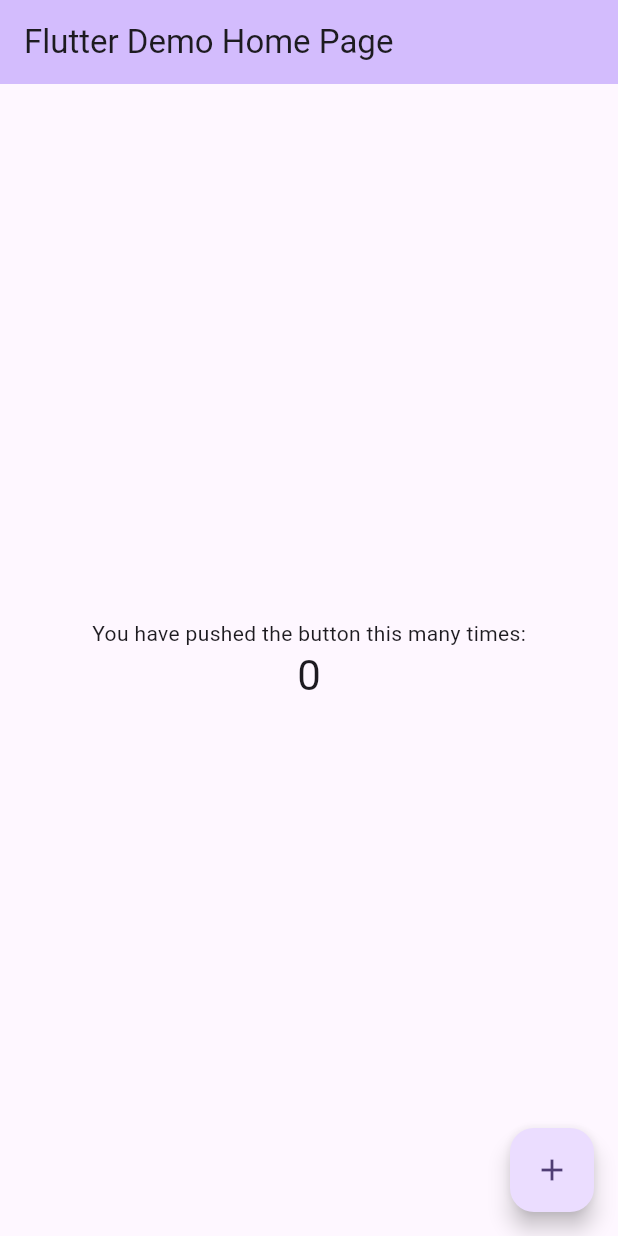
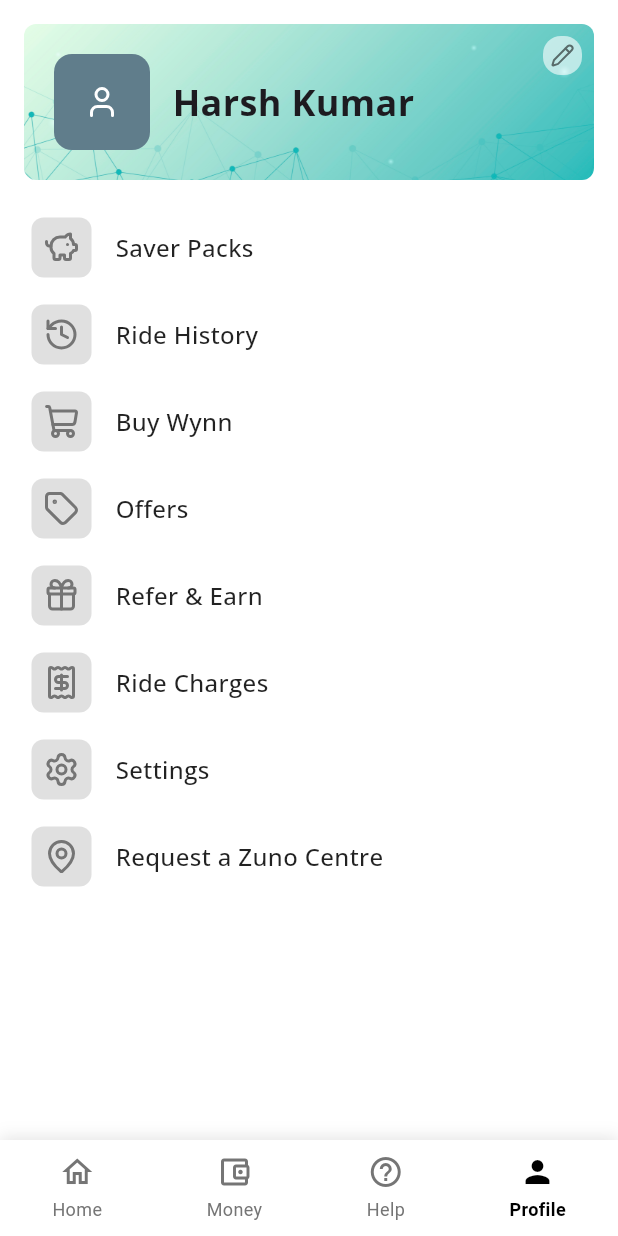
Before and after one commit to Syed-Abdullah-G/zuno, a Flutter app: the screen it shows after launch, on a phone screen of 412 x 824 dp. Run offline on Flutter 3.47's test engine with Material 3 defaults, Android fonts, the phone set to English and light mode, and no system bars; our stand-ins replace google_fonts, lucide_icons.

Commit message:
help and profile screen

```diff
--- a/zuno_app/lib/main.dart
+++ b/zuno_app/lib/main.dart
@@ -1,4 +1,8 @@
 import 'package:flutter/material.dart';
+import 'package:zuno_app/screens/help_screen.dart';
+import 'package:zuno_app/screens/profile_screen.dart';
+
+import 'widgets/bottom_navigation_bar.dart';
 
 void main() {
   runApp(const MyApp());
@@ -7,116 +11,14 @@ void main() {
 class MyApp extends StatelessWidget {
   const MyApp({super.key});
 
-  // This widget is the root of your application.
   @override
   Widget build(BuildContext context) {
     return MaterialApp(
-      title: 'Flutter Demo',
+      home: bottomNavigationScreen(),
       theme: ThemeData(
-        // This is the theme of your application.
-        //
-        // TRY THIS: Try running your application with "flutter run". You'll see
-        // the application has a purple toolbar. Then, without quitting the app,
-        // try changing the seedColor in the colorScheme below to Colors.green
-        // and then invoke "hot reload" (save your changes or press the "hot
-        // reload" button in a Flutter-supported IDE, or press "r" if you used
-        // the command line to start the app).
-        //
-        // Notice that the counter didn't reset back to zero; the application
-        // state is not lost during the reload. To reset the state, use hot
-        // restart instead.
-        //
-        // This works for code too, not just values: Most code changes can be
-        // tested with just a hot reload.
-        colorScheme: ColorScheme.fromSeed(seedColor: Colors.deepPurple),
+        scaffoldBackgroundColor: Colors.white,
+        appBarTheme: AppBarTheme(color: Colors.white, surfaceTintColor: Colors.white),
       ),
-      home: const MyHomePage(title: 'Flutter Demo Home Page'),
     );
   }
 }
-
-class MyHomePage extends StatefulWidget {
-  const MyHomePage({super.key, required this.title});
-
-  // This widget is the home page of your application. It is stateful, meaning
-  // that it has a State object (defined below) that contains fields that affect
-  // how it looks.
-
-  // This class is the configuration for the state. It holds the values (in this
-  // case the title) provided by the parent (in this case the App widget) and
-  // used by the build method of the State. Fields in a Widget subclass are
-  // always marked "final".
-
-  final String title;
-
-  @override
-  State<MyHomePage> createState() => _MyHomePageState();
-}
-
-class _MyHomePageState extends State<MyHomePage> {
-  int _counter = 0;
-
-  void _incrementCounter() {
-    setState(() {
-      // This call to setState tells the Flutter framework that something has
-      // changed in this State, which causes it to rerun the build method below
-      // so that the display can reflect the updated values. If we changed
-      // _counter without calling setState(), then the build method would not be
-      // called again, and so nothing would appear to happen.
-      _counter++;
-    });
-  }
-
-  @override
-  Widget build(BuildContext context) {
-    // This method is rerun every time setState is called, for instance as done
-    // by the _incrementCounter method above.
-    //
-    // The Flutter framework has been optimized to make rerunning build methods
-    // fast, so that you can just rebuild anything that needs updating rather
-    // than having to individually change instances of widgets.
-    return Scaffold(
-      appBar: AppBar(
-        // TRY THIS: Try changing the color here to a specific color (to
-        // Colors.amber, perhaps?) and trigger a hot reload to see the AppBar
-        // change color while the other colors stay the same.
-        backgroundColor: Theme.of(context).colorScheme.inversePrimary,
-        // Here we take the value from the MyHomePage object that was created by
-        // the App.build method, and use it to set our appbar title.
-        title: Text(widget.title),
-      ),
-      body: Center(
-        // Center is a layout widget. It takes a single child and positions it
-        // in the middle of the parent.
-        child: Column(
-          // Column is also a layout widget. It takes a list of children and
-          // arranges them vertically. By default, it sizes itself to fit its
-          // children horizontally, and tries to be as tall as its parent.
-          //
-          // Column has various properties to control how it sizes itself and
-          // how it positions its children. Here we use mainAxisAlignment to
-          // center the children vertically; the main axis here is the vertical
-          // axis because Columns are vertical (the cross axis would be
-          // horizontal).
-          //
-          // TRY THIS: Invoke "debug painting" (choose the "Toggle Debug Paint"
-          // action in the IDE, or press "p" in the console), to see the
-          // wireframe for each widget.
-          mainAxisAlignment: MainAxisAlignment.center,
-          children: <Widget>[
-            const Text('You have pushed the button this many times:'),
-            Text(
-              '$_counter',
-              style: Theme.of(context).textTheme.headlineMedium,
-            ),
-          ],
-        ),
-      ),
-      floatingActionButton: FloatingActionButton(
-        onPressed: _incrementCounter,
-        tooltip: 'Increment',
-        child: const Icon(Icons.add),
-      ), // This trailing comma makes auto-formatting nicer for build methods.
-    );
-  }
-}
--- /dev/null
+++ b/zuno_app/lib/screens/help_screen.dart
@@ -0,0 +1,87 @@
+import 'package:flutter/material.dart';
+import 'package:google_fonts/google_fonts.dart';
+import 'package:lucide_icons/lucide_icons.dart';
+
+class HelpScreen extends StatefulWidget {
+  const HelpScreen({super.key});
+
+  @override
+  State<HelpScreen> createState() => _HelpScreenState();
+}
+
+class _HelpScreenState extends State<HelpScreen> {
+  @override
+  Widget build(BuildContext context) {
+    return Scaffold(
+      appBar: AppBar(
+        title: Text("Help & Support", style: GoogleFonts.openSans(fontWeight: FontWeight.bold)),
+      ),
+      body: SingleChildScrollView(
+        child: Padding(
+          padding: const EdgeInsets.all(16.0),
+          child: Column(
+            mainAxisAlignment: MainAxisAlignment.start,
+            crossAxisAlignment: CrossAxisAlignment.start,
+            children: [
+              Container(
+                height: 40,
+                width: double.infinity,
+                decoration: BoxDecoration(
+                  border: Border.all(color: Colors.black.withOpacity(0.1)),
+                  borderRadius: BorderRadius.circular(5),
+                ),
+                child: Padding(
+                  padding: const EdgeInsets.all(10.0),
+                  child: Row(
+                    children: [
+                      Icon(LucideIcons.search, size: 16, color: Colors.black.withOpacity(0.3)),
+                      SizedBox(width: 5),
+                      Text("Search your query here", style: TextStyle(color: Colors.black.withOpacity(0.3))),
+                    ],
+                  ),
+                ),
+              ),
+              SizedBox(height: 10),
+              Container(
+                height: 50,
+                width: double.infinity,
+                decoration: BoxDecoration(
+                  border: Border.all(color: Colors.black.withOpacity(0.1)),
+                  borderRadius: BorderRadius.circular(5),
+                ),
+                child: Padding(
+                  padding: EdgeInsets.all(10.0),
+                  child: Row(
+                    children: [
+                      Icon(LucideIcons.messagesSquare),
+                      SizedBox(width: 10),
+                      Text("Chat with us", style: GoogleFonts.openSans(fontSize: 15, fontWeight: FontWeight.bold)),
+                      Spacer(flex: 1),
+                      Icon(Icons.arrow_forward_ios, size: 15),
+                    ],
+                  ),
+                ),
+              ),
+              SizedBox(height: 15),
+              Text("Help By Category", style: GoogleFonts.openSans(fontSize: 20, fontWeight: FontWeight.bold)),
+              SizedBox(height: 15),
+              //grid categories
+              GridView.count(physics: NeverScrollableScrollPhysics(), shrinkWrap: true, primary: false, crossAxisSpacing: 20, mainAxisSpacing: 10, crossAxisCount: 2, childAspectRatio: 1.4, children: <Widget>[buildCustomGridBox("Ride and Fare"), buildCustomGridBox("Account and Zuno Money Related"), buildCustomGridBox("Report misuse"), buildCustomGridBox("Referring Zuno to friends"), buildCustomGridBox("Safety and security"), buildCustomGridBox("Rentals"), buildCustomGridBox("Yulu Coins")]),
+            ],
+          ),
+        ),
+      ),
+    );
+  }
+}
+
+Widget buildCustomGridBox(String label, [VoidCallback? onPressed]) {
+  return Container(
+    padding: const EdgeInsets.all(8),
+    decoration: BoxDecoration(
+      border: Border.all(color: Colors.black.withOpacity(0.1)),
+      borderRadius: BorderRadius.circular(5),
+    ),
+    child: Align(alignment: Alignment.centerLeft, child: Text(label)),
+  );
+}
--- /dev/null
+++ b/zuno_app/lib/screens/profile_screen.dart
@@ -0,0 +1,129 @@
+import 'package:flutter/material.dart';
+import 'package:google_fonts/google_fonts.dart';
+import 'package:lucide_icons/lucide_icons.dart';
+
+class ProfileScreen extends StatefulWidget {
+  const ProfileScreen({super.key});
+
+  @override
+  State<ProfileScreen> createState() => _ProfileScreenState();
+}
+
+class _ProfileScreenState extends State<ProfileScreen> {
+  @override
+  Widget build(BuildContext context) {
+    return Scaffold(
+      body: SafeArea(
+        child: Padding(
+          padding: const EdgeInsets.all(16.0),
+          child: Column(
+            children: [
+              Container(
+                decoration: BoxDecoration(
+                  borderRadius: BorderRadius.circular(8),
+                  image: DecorationImage(image: AssetImage("assets/profile_card_background.jpg"), fit: BoxFit.cover),
+                ),
+                child: Stack(
+                  children: [
+                    Padding(
+                      padding: const EdgeInsets.all(20.0),
+                      child: Row(
+                        children: [
+                          Container(
+                            decoration: BoxDecoration(color: Colors.blueGrey, borderRadius: BorderRadius.circular(12)),
+                            padding: const EdgeInsets.all(20.0),
+                            child: Icon(LucideIcons.user, color: Colors.white),
+                          ),
+                          SizedBox(width: 15),
+                          Expanded(
+                            child: Text("Harsh Kumar", style: GoogleFonts.openSans(fontSize: 24, fontWeight: FontWeight.bold)),
+                          ),
+                        ],
+                      ),
+                    ),
+
+                    // Positioned Edit Icon
+                    Positioned(
+                      top: 8,
+                      right: 8,
+                      child: Container(
+                        decoration: BoxDecoration(color: Colors.white60, borderRadius: BorderRadius.circular(12)),
+                        padding: const EdgeInsets.all(5.0),
+                        child: Icon(LucideIcons.pencil, color: Colors.black54, size: 16),
+                      ),
+                    ),
+                  ],
+                ),
+              ),
+              SizedBox(height: 20),
+              MenuTile(icon: LucideIcons.piggyBank, title: "Saver Packs"),
+              MenuTile(icon: LucideIcons.history, title: "Ride History"),
+              MenuTile(icon: LucideIcons.shoppingCart, title: "Buy Wynn"),
+              MenuTile(icon: LucideIcons.tag, title: "Offers"),
+              MenuTile(icon: LucideIcons.gift, title: "Refer & Earn"),
+              MenuTile(icon: LucideIcons.receipt, title: "Ride Charges"),
+              MenuTile(icon: LucideIcons.settings, title: "Settings"),
+              MenuTile(icon: LucideIcons.mapPin, title: "Request a Zuno Centre"),
+            ],
+          ),
+        ),
+      ),
+    );
+  }
+}
+
+class MenuTile extends StatelessWidget {
+  final IconData icon;
+  final String title;
+  final String? badge;
+  final VoidCallback? onTap;
+  final Color? iconColor;
+  final Color? backgroundColor;
+
+  const MenuTile({Key? key, required this.icon, required this.title, this.badge, this.onTap, this.iconColor, this.backgroundColor}) : super(key: key);
+
+  @override
+  Widget build(BuildContext context) {
+    return Container(
+      margin: const EdgeInsets.only(bottom: 8),
+      child: Material(
+        color: backgroundColor ?? Colors.white,
+        borderRadius: BorderRadius.circular(12),
+        child: InkWell(
+          onTap: onTap,
+          borderRadius: BorderRadius.circular(12),
+          child: Container(
+            padding: const EdgeInsets.symmetric(horizontal: 5, vertical: 5),
+            child: Row(
+              children: [
+                Container(
+                  padding: EdgeInsets.all(8),
+                  decoration: BoxDecoration(borderRadius: BorderRadius.circular(8), color: Colors.black12),
+
+                  child: Icon(icon, size: 24, color: iconColor ?? Colors.grey[600]),
+                ),
+                const SizedBox(width: 16),
+                Expanded(
+                  child: Text(
+                    title,
+                    style: GoogleFonts.openSans(fontSize: 16, fontWeight: FontWeight.w500, color: Colors.black87),
+                  ),
+                ),
+                if (badge != null) ...[
+                  Container(
+                    padding: const EdgeInsets.symmetric(horizontal: 8, vertical: 4),
+                    decoration: BoxDecoration(color: Colors.red, borderRadius: BorderRadius.circular(12)),
+                    child: Text(
+                      badge!,
+                      style: TextStyle(color: Colors.white, fontSize: 12, fontWeight: FontWeight.w600),
+                    ),
+                  ),
+                ],
+              ],
+            ),
+          ),
+        ),
+      ),
+    );
+  }
+}
--- /dev/null
+++ b/zuno_app/lib/widgets/bottom_navigation_bar.dart
@@ -0,0 +1,96 @@
+import 'package:flutter/material.dart';
+import 'package:zuno_app/screens/help_screen.dart';
+import 'package:zuno_app/screens/profile_screen.dart';
+
+class CustomBottomNavigationBar extends StatelessWidget {
+  final int currentIndex;
+  final Function(int) onTap;
+
+  const CustomBottomNavigationBar({Key? key, required this.currentIndex, required this.onTap}) : super(key: key);
+
+  @override
+  Widget build(BuildContext context) {
+    return Container(
+      decoration: BoxDecoration(
+        color: Colors.white,
+        boxShadow: [BoxShadow(color: Colors.black.withOpacity(0.1), blurRadius: 8, offset: const Offset(0, -2))],
+      ),
+      child: SafeArea(
+        child: Container(
+          height: 64,
+          child: Row(
+            mainAxisAlignment: MainAxisAlignment.spaceAround,
+            children: [
+              _buildNavItem(icon: Icons.home_outlined, activeIcon: Icons.home, label: "Home", index: 0),
+              _buildNavItem(icon: Icons.account_balance_wallet_outlined, activeIcon: Icons.account_balance_wallet, label: "Money", index: 1),
+              _buildNavItem(icon: Icons.help_outline, activeIcon: Icons.help, label: "Help", index: 2),
+              _buildNavItem(icon: Icons.person_outline, activeIcon: Icons.person, label: "Profile", index: 3),
+            ],
+          ),
+        ),
+      ),
+    );
+  }
+
+  Widget _buildNavItem({required IconData icon, required IconData activeIcon, required String label, required int index}) {
+    final isActive = currentIndex == index;
+
+    return GestureDetector(
+      onTap: () => onTap(index),
+      child: Container(
+        padding: const EdgeInsets.symmetric(vertical: 8),
+        child: Column(
+          mainAxisSize: MainAxisSize.min,
+          children: [
+            Icon(isActive ? activeIcon : icon, size: 24, color: isActive ? Colors.black : Colors.grey[600]),
+            const SizedBox(height: 4),
+            Text(
+              label,
+              style: TextStyle(fontSize: 12, color: isActive ? Colors.black : Colors.grey[600], fontWeight: isActive ? FontWeight.w600 : FontWeight.w400),
+            ),
+          ],
+        ),
+      ),
+    );
+  }
+}
+
+class bottomNavigationScreen extends StatefulWidget {
+  @override
+  _ExampleScreenState createState() => _ExampleScreenState();
+}
+
+class _ExampleScreenState extends State<bottomNavigationScreen> {
+  int _currentIndex = 3;
+
+  @override
+  Widget build(BuildContext context) {
+    return Scaffold(
+      backgroundColor: Colors.grey[50],
+      body: _buildBody(),
+      bottomNavigationBar: CustomBottomNavigationBar(
+        currentIndex: _currentIndex,
+        onTap: (index) {
+          setState(() {
+            _currentIndex = index;
+          });
+        },
+      ),
+    );
+  }
+
+  Widget _buildBody() {
+    switch (_currentIndex) {
+      case 0:
+        return const Center(child: Text('Home Page'));
+      case 1:
+        return const Center(child: Text('Money Page'));
+      case 2:
+        return HelpScreen();
+      case 3:
+        return ProfileScreen();
+      default:
+        return const Center(child: Text('Home Page'));
+    }
+  }
+}
```
Also changed, not shown: zuno_app/pubspec.yaml (+5 -3 lines), zuno_app/assets/profile_card_background.jpg (added), zuno_app/pubspec.lock, 10 other files.
